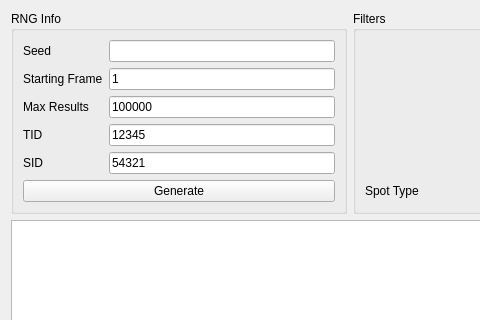
Admiral-Fish/PokeFinder, file Forms/Gen3/Tools/PokeSpot.ui: the form before one commit; both pictures show x 0 to 480 and y 0 to 320 of the 700 by 600 pixel window.
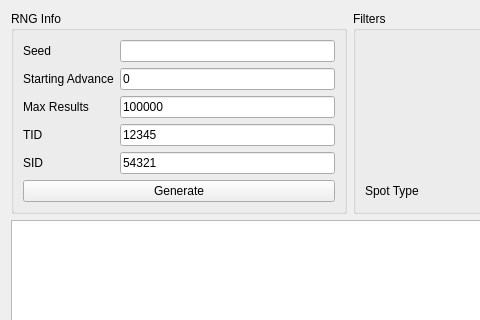
The form after the commit. Custom widgets are drawn as their Qt base class.

Commit message: Rename frame to advance, and start from advance 0

```diff
--- a/Forms/Gen3/Tools/PokeSpot.ui
+++ b/Forms/Gen3/Tools/PokeSpot.ui
@@ -49,14 +49,14 @@
       <item row="1" column="0">
        <widget class="QLabel" name="labelStartingFrame">
         <property name="text">
-         <string>Starting Frame</string>
+         <string>Starting Advance</string>
         </property>
        </widget>
       </item>
       <item row="1" column="1">
        <widget class="TextBox" name="textBoxStartingFrame">
         <property name="text">
-         <string notr="true">1</string>
+         <string notr="true">0</string>
         </property>
         <property name="maxLength">
          <number>10</number>
```
Left out of the diff: 6 changed lines with no effect on the pictures. The commit also changes 272 other files.
